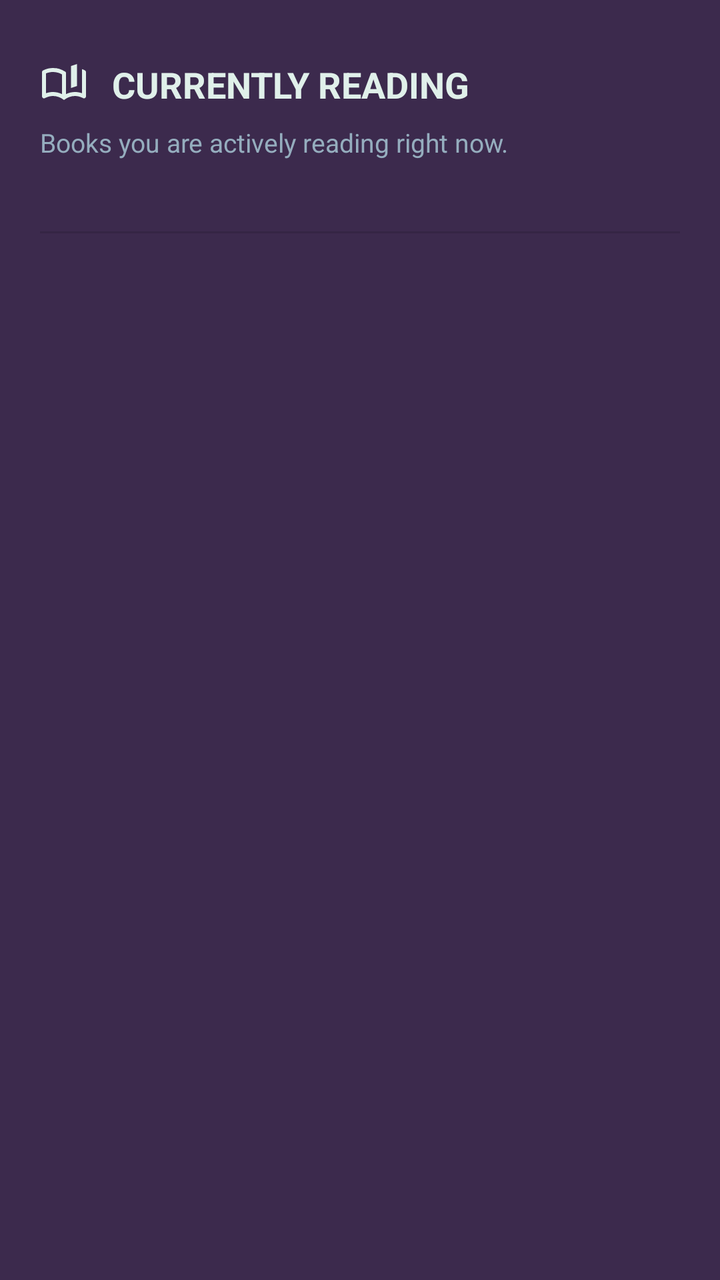
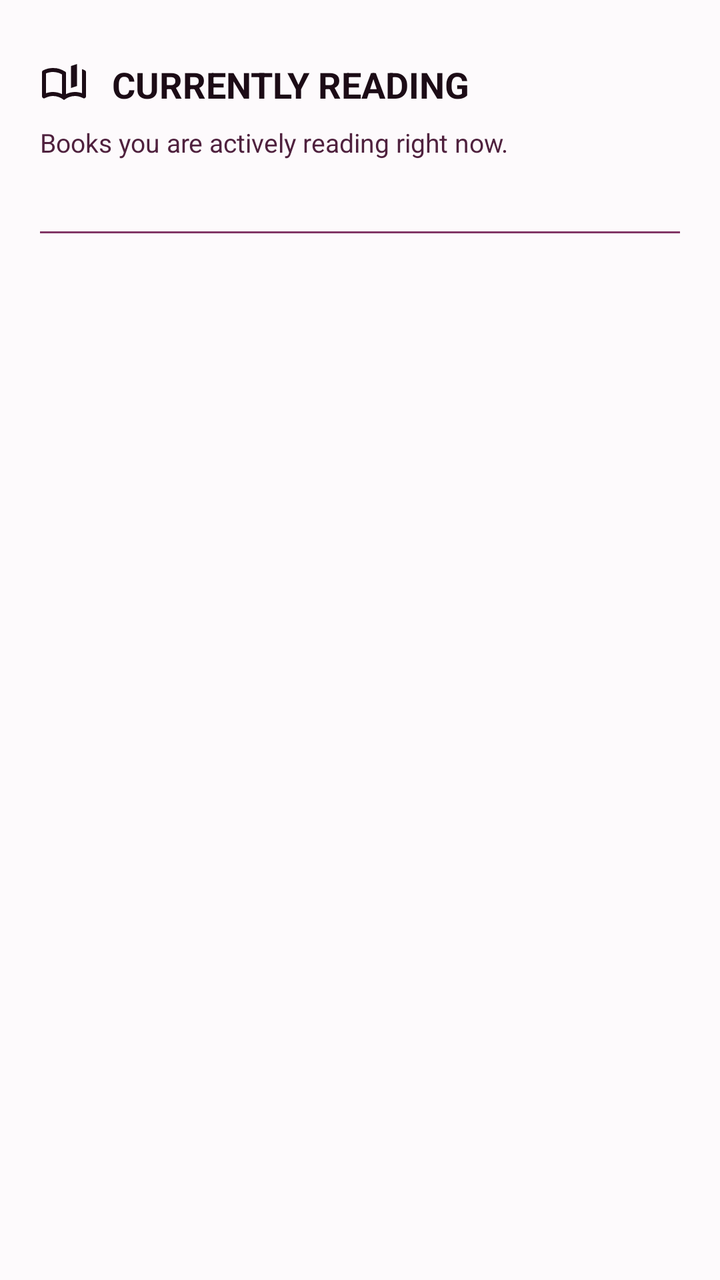

Screens rendered from an Android XML layout before and after an edit, with the pre-edit source and the edit as a unified diff.
<!-- AndroidManifest.xml: application theme Theme.EpubReader -->
<!-- res/layout/view_currently_reading.xml -->
<?xml version="1.0" encoding="utf-8"?>
<LinearLayout xmlns:android="http://schemas.android.com/apk/res/android"
    xmlns:app="http://schemas.android.com/apk/res-auto"
    android:layout_width="match_parent"
    android:layout_height="match_parent"
    android:orientation="vertical"
    android:paddingStart="@dimen/app_row_content_padding_h"
    android:paddingEnd="@dimen/app_row_content_padding_h"
    android:paddingTop="@dimen/app_screen_start_below_header">

    
    <LinearLayout
        android:layout_width="match_parent"
        android:layout_height="wrap_content"
        android:orientation="vertical"
        android:paddingBottom="12dp">

        <LinearLayout
            android:layout_width="match_parent"
            android:layout_height="wrap_content"
            android:gravity="center_vertical"
            android:orientation="horizontal">

            <ImageView
                android:layout_width="24dp"
                android:layout_height="24dp"
                android:contentDescription="@null"
                android:src="@drawable/ic_book"
                app:tint="@color/palette_mint" />

            <TextView
                android:layout_width="wrap_content"
                android:layout_height="wrap_content"
                android:layout_marginStart="12dp"
                android:text="@string/reading_heading_title"
                android:textColor="@color/palette_mint"
                android:textSize="18sp"
                android:textStyle="bold" />
        </LinearLayout>

        <TextView
            android:layout_width="match_parent"
            android:layout_height="wrap_content"
            android:layout_marginTop="8dp"
            android:text="@string/reading_heading_subtitle"
            android:textColor="@color/palette_slate"
            android:textSize="13sp"
            android:lineSpacingMultiplier="1.2" />

        <TextView
            android:id="@+id/headerCountText"
            android:layout_width="match_parent"
            android:layout_height="wrap_content"
            android:layout_marginTop="6dp"
            android:textColor="@color/accent_pop"
            android:textSize="13sp"
            android:textStyle="bold" />
    </LinearLayout>

    
    <View
        android:layout_width="match_parent"
        android:layout_height="1dp"
        android:layout_marginBottom="@dimen/app_row_content_padding_h"
        android:background="?attr/dividerHorizontal" />

    
    <androidx.recyclerview.widget.RecyclerView
        android:id="@+id/recycler"
        android:layout_width="match_parent"
        android:layout_height="0dp"
        android:layout_weight="1"
        android:clipToPadding="false"
        android:overScrollMode="never"
        android:paddingBottom="@dimen/app_screen_end_padding" />

</LinearLayout>
<!-- resources referenced by this layout -->
<resources>
  <color name="accent_pop">@color/palette_violet</color>
  <color name="palette_mint">#E0F0EA</color>
  <color name="palette_slate">#95ADBE</color>
  <!-- drawable ic_book (drawable) -->
  <?xml version="1.0" encoding="utf-8"?>
  <vector xmlns:android="http://schemas.android.com/apk/res/android"
      android:width="24dp"
      android:height="24dp"
      android:viewportWidth="24"
      android:viewportHeight="24">
  
      <path
          android:fillColor="@android:color/white"
          android:pathData="M 11,17.05 v -9.85 q -1.025,-0.6 -2.175,-0.9 t -2.325,-0.3 q -0.9,0 -1.7875,0.175 T 3,6.7 v 9.9 q 0.875,-0.3 1.7375,-0.45 t 1.7625,-0.15 q 1.175,0 2.2875,0.2625 T 11,17.05 Z m 1,2.95 q -1.2,-0.95 -2.6,-1.475 t -2.9,-0.525 q -1.05,0 -2.0625,0.275 T 2.5,19.05 q -0.525,0.275 -1.0125,-0.025 T 1,18.15 v -12.05 q 0,-0.275 0.1375,-0.525 T 1.55,5.2 q 1.15,-0.6 2.4,-0.9 t 2.55,-0.3 q 1.85,0 3.15,0.425 t 2.8,1.3 q 0.275,0.15 0.4125,0.35 t 0.1375,0.525 v 10.45 q 1.1,-0.525 2.2125,-0.7875 T 17.5,16 q 0.9,0 1.7625,0.15 t 1.7375,0.45 v -12.025 q 0.375,0.125 0.7375,0.275 t 0.7125,0.35 q 0.275,0.125 0.4125,0.375 t 0.1375,0.525 v 12.05 q 0,0.575 -0.4875,0.875 t -1.0125,0.025 q -0.925,-0.5 -1.9375,-0.775 T 17.5,18 q -1.5,0 -2.9,0.525 t -2.6,1.475 Z m 3.5,-6 v -11 l 3,-1 v 11 l -3,1 Z m -8.5,-2.475 Z" />
  
  </vector>
  <style name="Theme.EpubReader" parent="Theme.MaterialComponents.DayNight.NoActionBar">
          <item name="android:windowBackground">@color/dark_bg</item>
          <item name="android:statusBarColor">@color/black</item>
          <item name="android:navigationBarColor">@color/black</item>
          <item name="android:windowLightStatusBar">false</item>
          <item name="android:windowLightNavigationBar" tools:targetApi="o_mr1">false</item>
          <item name="colorPrimary">@color/accent</item>
          <item name="colorPrimaryVariant">@color/accent_dark</item>
          <item name="colorOnPrimary">@color/white</item>
          <item name="colorSecondary">@color/secondary</item>
          <item name="colorOnSecondary">@color/white</item>
          <item name="android:colorBackground">@color/dark_bg</item>
          <item name="colorSurface">@color/dark_surface</item>
          <item name="colorOnSurface">@color/dark_text</item>
          <item name="android:textColorPrimary">@color/dark_text</item>
          <item name="android:textColorSecondary">@color/dark_text_muted</item>
          <item name="colorControlNormal">@color/white</item>
          <item name="toolbarStyle">@style/Widget.EpubReader.Toolbar</item>
          <item name="drawerArrowStyle">@style/Widget.EpubReader.DrawerArrowToggle</item>
      </style>
  <color name="palette_violet">#B388FF</color>
  <color name="dark_bg">@color/palette_eggplant</color>
  <color name="black">#000000</color>
  <color name="accent">@color/palette_plum</color>
  <color name="accent_dark">@color/palette_purple</color>
  <color name="white">#FFFFFF</color>
  <color name="secondary">@color/palette_slate</color>
  <color name="dark_surface">@color/palette_plum</color>
  <color name="dark_text">@color/palette_mint</color>
  <color name="dark_text_muted">@color/palette_slate</color>
  <style name="Widget.EpubReader.Toolbar" parent="Widget.MaterialComponents.Toolbar">
          <item name="titleTextColor">?android:textColorPrimary</item>
          <item name="subtitleTextColor">?android:textColorSecondary</item>
          <item name="navigationIconTint">?android:textColorPrimary</item>
          <item name="actionMenuTextColor">?android:textColorPrimary</item>
      </style>
  <style name="Widget.EpubReader.DrawerArrowToggle" parent="Widget.AppCompat.DrawerArrowToggle">
          <item name="color">?android:textColorPrimary</item>
      </style>
  <color name="palette_eggplant">#3C2A4D</color>
  <color name="palette_plum">#503A65</color>
  <color name="palette_purple">#574F7D</color>
  <!-- unchanged entries left out for length: 5 -->
</resources>

<!-- the commit's change to res/layout/view_currently_reading.xml (unified diff, before → after) -->
@@ -52,7 +52,7 @@
             android:layout_width="match_parent"
             android:layout_height="wrap_content"
             android:layout_marginTop="6dp"
-            android:textColor="@color/accent_pop"
+            android:textColor="@color/palette_violet"
             android:textSize="13sp"
             android:textStyle="bold" />
     </LinearLayout>
@@ -62,7 +62,7 @@
         android:layout_width="match_parent"
         android:layout_height="1dp"
         android:layout_marginBottom="@dimen/app_row_content_padding_h"
-        android:background="?attr/dividerHorizontal" />
+        android:background="@color/palette_purple" />
 
     
     <androidx.recyclerview.widget.RecyclerView
<!-- resource entries referenced after the edit -->
@@ -1,8 +1,7 @@
 <!-- resources referenced by this layout -->
 <resources>
-  <color name="accent_pop">@color/palette_violet</color>
-  <color name="palette_mint">#E0F0EA</color>
-  <color name="palette_slate">#95ADBE</color>
+  <color name="palette_mint">@color/palette_china</color>
+  <color name="palette_slate">@color/palette_dusty_rose</color>
   <!-- drawable ic_book (drawable) -->
   <?xml version="1.0" encoding="utf-8"?>
   <vector xmlns:android="http://schemas.android.com/apk/res/android"
@@ -12,52 +11,55 @@
       android:viewportHeight="24">
   
       <path
-          android:fillColor="@android:color/white"
+          android:fillColor="@color/white"
           android:pathData="M 11,17.05 v -9.85 q -1.025,-0.6 -2.175,-0.9 t -2.325,-0.3 q -0.9,0 -1.7875,0.175 T 3,6.7 v 9.9 q 0.875,-0.3 1.7375,-0.45 t 1.7625,-0.15 q 1.175,0 2.2875,0.2625 T 11,17.05 Z m 1,2.95 q -1.2,-0.95 -2.6,-1.475 t -2.9,-0.525 q -1.05,0 -2.0625,0.275 T 2.5,19.05 q -0.525,0.275 -1.0125,-0.025 T 1,18.15 v -12.05 q 0,-0.275 0.1375,-0.525 T 1.55,5.2 q 1.15,-0.6 2.4,-0.9 t 2.55,-0.3 q 1.85,0 3.15,0.425 t 2.8,1.3 q 0.275,0.15 0.4125,0.35 t 0.1375,0.525 v 10.45 q 1.1,-0.525 2.2125,-0.7875 T 17.5,16 q 0.9,0 1.7625,0.15 t 1.7375,0.45 v -12.025 q 0.375,0.125 0.7375,0.275 t 0.7125,0.35 q 0.275,0.125 0.4125,0.375 t 0.1375,0.525 v 12.05 q 0,0.575 -0.4875,0.875 t -1.0125,0.025 q -0.925,-0.5 -1.9375,-0.775 T 17.5,18 q -1.5,0 -2.9,0.525 t -2.6,1.475 Z m 3.5,-6 v -11 l 3,-1 v 11 l -3,1 Z m -8.5,-2.475 Z" />
   
   </vector>
   <style name="Theme.EpubReader" parent="Theme.MaterialComponents.DayNight.NoActionBar">
-          <item name="android:windowBackground">@color/dark_bg</item>
+          <item name="android:windowBackground">@color/palette_eggplant</item>
           <item name="android:statusBarColor">@color/black</item>
           <item name="android:navigationBarColor">@color/black</item>
           <item name="android:windowLightStatusBar">false</item>
           <item name="android:windowLightNavigationBar" tools:targetApi="o_mr1">false</item>
-          <item name="colorPrimary">@color/accent</item>
-          <item name="colorPrimaryVariant">@color/accent_dark</item>
+          <item name="android:windowNoTitle">true</item>
+          <item name="android:windowContentOverlay">@null</item>
+          <item name="android:enforceStatusBarContrast" tools:targetApi="q">false</item>
+          <item name="android:enforceNavigationBarContrast" tools:targetApi="q">false</item>
+          <item name="colorPrimary">@color/palette_plum</item>
+          <item name="colorPrimaryVariant">@color/palette_purple</item>
           <item name="colorOnPrimary">@color/white</item>
-          <item name="colorSecondary">@color/secondary</item>
+          <item name="colorSecondary">@color/palette_slate</item>
           <item name="colorOnSecondary">@color/white</item>
-          <item name="android:colorBackground">@color/dark_bg</item>
-          <item name="colorSurface">@color/dark_surface</item>
-          <item name="colorOnSurface">@color/dark_text</item>
-          <item name="android:textColorPrimary">@color/dark_text</item>
-          <item name="android:textColorSecondary">@color/dark_text_muted</item>
+          <item name="android:colorBackground">@color/palette_eggplant</item>
+          <item name="colorSurface">@color/palette_plum</item>
+          <item name="colorOnSurface">@color/palette_mint</item>
+          <item name="android:textColorPrimary">@color/palette_mint</item>
+          <item name="android:textColorSecondary">@color/palette_slate</item>
           <item name="colorControlNormal">@color/white</item>
           <item name="toolbarStyle">@style/Widget.EpubReader.Toolbar</item>
           <item name="drawerArrowStyle">@style/Widget.EpubReader.DrawerArrowToggle</item>
       </style>
-  <color name="palette_violet">#B388FF</color>
-  <color name="dark_bg">@color/palette_eggplant</color>
-  <color name="black">#000000</color>
-  <color name="accent">@color/palette_plum</color>
-  <color name="accent_dark">@color/palette_purple</color>
-  <color name="white">#FFFFFF</color>
-  <color name="secondary">@color/palette_slate</color>
-  <color name="dark_surface">@color/palette_plum</color>
-  <color name="dark_text">@color/palette_mint</color>
-  <color name="dark_text_muted">@color/palette_slate</color>
+  <color name="palette_china">#1c0c16</color>
+  <color name="palette_rose_water">#823666</color>
+  <color name="palette_dusty_rose">#4f213e</color>
+  <color name="palette_blush_mauve">#b54c8e</color>
+  <color name="palette_violet">@color/palette_blush_mauve</color>
+  <color name="black">#FFFFFF</color>
+  <color name="white">#000000</color>
   <style name="Widget.EpubReader.Toolbar" parent="Widget.MaterialComponents.Toolbar">
-          <item name="titleTextColor">?android:textColorPrimary</item>
-          <item name="subtitleTextColor">?android:textColorSecondary</item>
-          <item name="navigationIconTint">?android:textColorPrimary</item>
-          <item name="actionMenuTextColor">?android:textColorPrimary</item>
+          <item name="titleTextColor">@color/palette_mint</item>
+          <item name="subtitleTextColor">@color/palette_slate</item>
+          <item name="navigationIconTint">@color/palette_mint</item>
+          <item name="actionMenuTextColor">@color/palette_mint</item>
       </style>
   <style name="Widget.EpubReader.DrawerArrowToggle" parent="Widget.AppCompat.DrawerArrowToggle">
-          <item name="color">?android:textColorPrimary</item>
+          <item name="color">@color/palette_mint</item>
       </style>
-  <color name="palette_eggplant">#3C2A4D</color>
-  <color name="palette_plum">#503A65</color>
-  <color name="palette_purple">#574F7D</color>
+  <color name="palette_plum_wine">#fdfafc</color>
+  <color name="palette_copper_rose">#daa6c7</color>
+  <color name="palette_eggplant">@color/palette_plum_wine</color>
+  <color name="palette_plum">@color/palette_copper_rose</color>
+  <color name="palette_purple">@color/palette_rose_water</color>
   <!-- unchanged entries left out for length: 5 -->
 </resources>
 
